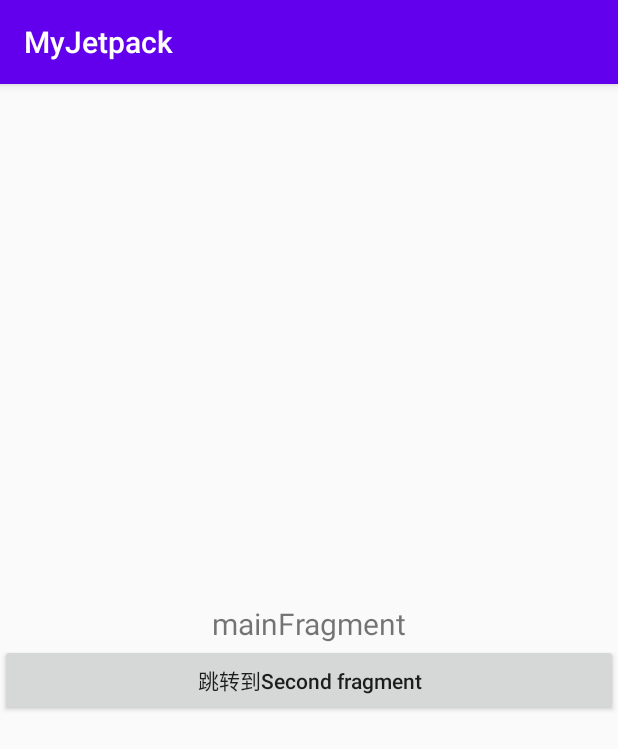
After one commit to su3233/MyJetpack, an Android app: the MainFragment screen opened directly, with no data from a screen before it, on a phone screen of 412 x 824 dp. The commit adds this screen. Shown: the top 749 px of the screen. Run offline under Robolectric (Android 15) with nearby library versions, the phone set to English and light mode, and no system bars.

Commit message:
1、navigation

```diff
--- a/app/build.gradle
+++ b/app/build.gradle
@@ -27,6 +27,8 @@ dependencies {
     implementation 'androidx.appcompat:appcompat:1.2.0'
     implementation 'androidx.constraintlayout:constraintlayout:2.0.4'
     implementation 'androidx.legacy:legacy-support-v4:1.0.0'
+    implementation 'androidx.navigation:navigation-fragment:2.3.2'
+    implementation 'androidx.navigation:navigation-ui:2.3.2'
     testImplementation 'junit:junit:4.12'
     androidTestImplementation 'androidx.test.ext:junit:1.1.2'
     androidTestImplementation 'androidx.test.espresso:espresso-core:3.3.0'
--- a/app/src/main/AndroidManifest.xml
+++ b/app/src/main/AndroidManifest.xml
@@ -3,13 +3,15 @@
     package="com.example.myjetpack">
 
     <application
+        android:name=".MyApp"
         android:allowBackup="true"
         android:icon="@mipmap/ic_launcher"
         android:label="@string/app_name"
         android:roundIcon="@mipmap/ic_launcher_round"
         android:supportsRtl="true"
         android:theme="@style/AppTheme">
-        <activity android:name=".lifecycle.LifeCycleActivity"></activity>
+        <activity android:name=".navigation.NavigationActivity"></activity>
+        <activity android:name=".lifecycle.LifeCycleActivity" />
         <activity android:name=".MainActivity">
             <intent-filter>
                 <action android:name="android.intent.action.MAIN" />
--- /dev/null
+++ b/app/src/main/java/com/example/myjetpack/MainFragment.java
@@ -0,0 +1,60 @@
+package com.example.myjetpack;
+
+import android.os.Bundle;
+
+import androidx.fragment.app.Fragment;
+import androidx.navigation.Navigation;
+
+import android.view.LayoutInflater;
+import android.view.View;
+import android.view.ViewGroup;
+
+/**
+ * A simple {@link Fragment} subclass.
+ * Use the {@link MainFragment#newInstance} factory method to
+ * create an instance of this fragment.
+ */
+public class MainFragment extends Fragment {
+
+    private static final String ARG_PARAM1 = "param1";
+    private static final String ARG_PARAM2 = "param2";
+
+    // TODO: Rename and change types of parameters
+    private String mParam1;
+    private String mParam2;
+
+    public MainFragment() {
+        // Required empty public constructor
+    }
+
+    public static MainFragment newInstance(String param1, String param2) {
+        MainFragment fragment = new MainFragment();
+        Bundle args = new Bundle();
+        args.putString(ARG_PARAM1, param1);
+        args.putString(ARG_PARAM2, param2);
+        fragment.setArguments(args);
+        return fragment;
+    }
+
+    @Override
+    public void onCreate(Bundle savedInstanceState) {
+        super.onCreate(savedInstanceState);
+        if (getArguments() != null) {
+            mParam1 = getArguments().getString(ARG_PARAM1);
+            mParam2 = getArguments().getString(ARG_PARAM2);
+        }
+    }
+
+    @Override
+    public View onCreateView(LayoutInflater inflater, ViewGroup container,
+                             Bundle savedInstanceState) {
+        View view = inflater.inflate(R.layout.fragment_main, container, false);
+        initView(view);
+        return view;
+    }
+
+    private void initView(View view) {
+        view.findViewById(R.id.bt_to_second_fm).setOnClickListener(
+                Navigation.createNavigateOnClickListener(R.id.action_mainFragment_to_secondFragment));
+    }
+}
--- /dev/null
+++ b/app/src/main/java/com/example/myjetpack/navigation/NavigationActivity.java
@@ -0,0 +1,16 @@
+package com.example.myjetpack.navigation;
+
+import androidx.appcompat.app.AppCompatActivity;
+
+import android.os.Bundle;
+
+import com.example.myjetpack.R;
+
+public class NavigationActivity extends AppCompatActivity {
+
+    @Override
+    protected void onCreate(Bundle savedInstanceState) {
+        super.onCreate(savedInstanceState);
+        setContentView(R.layout.activity_navigation);
+    }
+}
--- a/app/src/main/res/layout/activity_main.xml
+++ b/app/src/main/res/layout/activity_main.xml
@@ -21,6 +21,12 @@
             android:layout_height="wrap_content"
             android:text="lifeCycle生命周期" />
 
+        <Button
+            android:id="@+id/bt_navigation"
+            android:layout_width="match_parent"
+            android:layout_height="wrap_content"
+            android:text="naviagtion导航" />
+
     </LinearLayout>
 
 </androidx.constraintlayout.widget.ConstraintLayout>
--- /dev/null
+++ b/app/src/main/res/layout/activity_navigation.xml
@@ -0,0 +1,16 @@
+<?xml version="1.0" encoding="utf-8"?>
+<RelativeLayout xmlns:android="http://schemas.android.com/apk/res/android"
+    xmlns:app="http://schemas.android.com/apk/res-auto"
+    xmlns:tools="http://schemas.android.com/tools"
+    android:layout_width="match_parent"
+    android:layout_height="match_parent"
+    tools:context=".navigation.NavigationActivity">
+
+    <fragment
+        android:id="@+id/fm_na_main"
+        android:name="androidx.navigation.fragment.NavHostFragment"
+        android:layout_width="match_parent"
+        android:layout_height="match_parent"
+        app:defaultNavHost="true"
+        app:navGraph="@navigation/nav_graph" />
+</RelativeLayout>
--- /dev/null
+++ b/app/src/main/res/layout/fragment_main.xml
@@ -0,0 +1,24 @@
+<?xml version="1.0" encoding="utf-8"?>
+<LinearLayout xmlns:android="http://schemas.android.com/apk/res/android"
+    xmlns:tools="http://schemas.android.com/tools"
+    android:layout_width="match_parent"
+    android:layout_height="match_parent"
+    android:gravity="center"
+    android:orientation="vertical"
+    tools:context=".MainFragment">
+
+    <TextView
+        android:layout_width="match_parent"
+        android:layout_height="wrap_content"
+        android:gravity="center"
+        android:text="mainFragment"
+        android:textSize="20sp" />
+
+    <Button
+        android:id="@+id/bt_to_second_fm"
+        android:layout_width="match_parent"
+        android:layout_height="wrap_content"
+        android:text="跳转到Second fragment"
+        android:textAllCaps="false" />
+
+</LinearLayout>
--- /dev/null
+++ b/app/src/main/res/navigation/nav_graph.xml
@@ -0,0 +1,22 @@
+<?xml version="1.0" encoding="utf-8"?>
+<navigation xmlns:android="http://schemas.android.com/apk/res/android"
+    xmlns:app="http://schemas.android.com/apk/res-auto"
+    xmlns:tools="http://schemas.android.com/tools"
+    android:id="@+id/nav_graph"
+    app:startDestination="@id/mainFragment">
+
+    <fragment
+        android:id="@+id/mainFragment"
+        android:name="com.example.myjetpack.MainFragment"
+        android:label="fragment_main"
+        tools:layout="@layout/fragment_main">
+        <action
+            android:id="@+id/action_mainFragment_to_secondFragment"
+            app:destination="@id/secondFragment" />
+    </fragment>
+    <fragment
+        android:id="@+id/secondFragment"
+        android:name="com.example.myjetpack.SecondFragment"
+        android:label="fragment_second"
+        tools:layout="@layout/fragment_second" />
+</navigation>
```
Also changed, not shown: app/src/main/java/com/example/myjetpack/AppObserver.java (added, +48 -0 lines), app/src/main/java/com/example/myjetpack/MainActivity.java (+7 -0 lines), app/src/main/java/com/example/myjetpack/MyApp.java (added, +18 -0 lines), app/src/main/java/com/example/myjetpack/SecondFragment.java (added, +55 -0 lines), app/src/main/res/layout/fragment_second.xml (added, +13 -0 lines).
